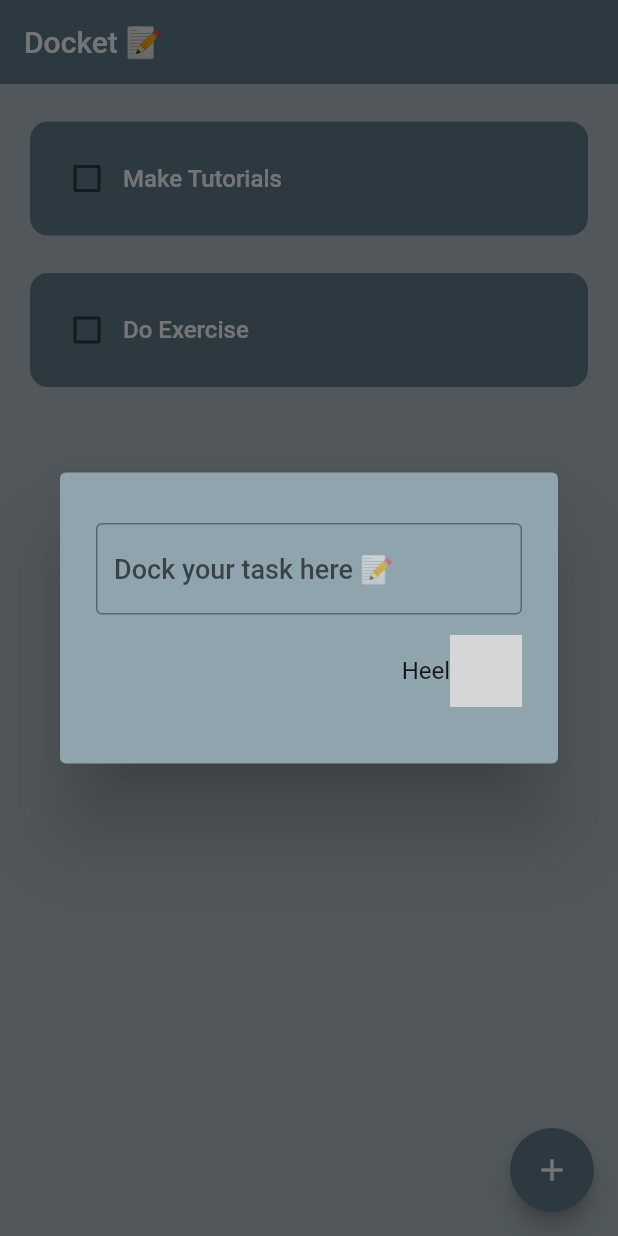
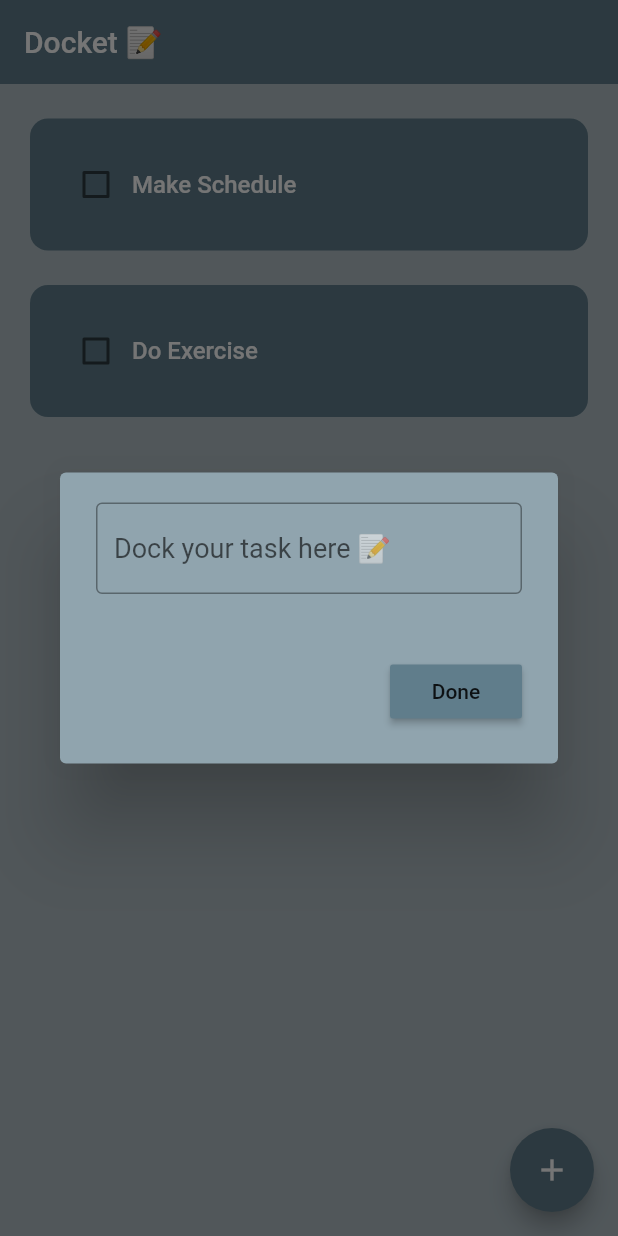
Before and after one commit to priyanshuv-raw/todolist, a Flutter app: the screen it shows after launch, after a tap on the "add" icon, on a phone screen of 412 x 824 dp. Run offline on Flutter 3.47's test engine with Material 2 defaults, Android fonts, the phone set to English and light mode, and no system bars; drawn by our look-alikes of flutter_slidable; our stand-ins replace hive, hive_flutter; accounts and stored records are empty; grey boxes are pictures that could not be loaded.

Commit message:
Version 1 Released

```diff
--- /dev/null
+++ b/lib/data/database.dart
@@ -0,0 +1,23 @@
+import 'package:hive_flutter/hive_flutter.dart';
+
+class ToDoDataBase {
+  List toDoList = [];
+
+  //reference our box
+  final _myBox = Hive.box('mybox');
+
+  void createInitialData() {
+    toDoList = [
+      ["Make Schedule", false],
+      ["Do Exercise", false]
+    ];
+  }
+
+  void loadData() {
+    toDoList = _myBox.get("TODOLIST");
+  }
+
+  void updateDataBase() {
+    _myBox.put("TODOLIST", toDoList);
+  }
+}
--- a/lib/main.dart
+++ b/lib/main.dart
@@ -1,7 +1,14 @@
 import 'package:flutter/material.dart';
+import 'package:hive_flutter/adapters.dart';
+import 'package:hive_flutter/hive_flutter.dart';
 import 'screen/home_page.dart';
 
-void main() {
+void main() async {
+  //int the hive
+  await Hive.initFlutter();
+  // ignore: unused_local_variable
+  var box = await Hive.openBox('myBox');
+
   runApp(const MyApp());
 }
 
--- a/lib/screen/home_page.dart
+++ b/lib/screen/home_page.dart
@@ -1,4 +1,6 @@
 import 'package:flutter/material.dart';
+import 'package:hive/hive.dart';
+import 'package:todolist/data/database.dart';
 import 'package:todolist/util/dialog_box.dart';
 
 import '../util/todo_tile.dart';
@@ -11,33 +13,55 @@ class HomePage extends StatefulWidget {
 }
 
 class _HomePageState extends State<HomePage> {
+  final _myBox = Hive.box('mybox');
+  ToDoDataBase db = ToDoDataBase();
+
+  @override
+  void initState() {
+    if (_myBox.get("TODOLIST") == null) {
+      db.createInitialData();
+    } else {
+      db.loadData();
+    }
+
+    super.initState();
+  }
 
   final _controller = TextEditingController();
-
-  List toDoList = [
-    ["Make Tutorials", false],
-    ["Do Exercise", false],
-  ];
-
-  void saveNewTask(){
+  void saveNewTask() {
     setState(() {
-      toDoList.add([_controller.text,false])
+      db.toDoList.add([_controller.text, false]);
+      _controller.clear();
     });
+    Navigator.of(context).pop();
+    db.updateDataBase();
   }
 
   void checkBoxChanged(bool? value, int index) {
     setState(() {
-      toDoList[index][1] = !toDoList[index][1];
+      db.toDoList[index][1] = !db.toDoList[index][1];
     });
+    db.updateDataBase();
   }
 
   void createNewTask() {
+
     showDialog(
         context: context,
         builder: (context) {
-          return DialogBox(controller: _controller, onSave: saveNewTask,);
-        }
-      );
+          return DialogBox(
+            controller: _controller,
+            onSave: saveNewTask,
+          );
+        });
+    db.updateDataBase();
+  }
+
+  void deleteTask(int index) {
+    setState(() {
+      db.toDoList.removeAt(index);
+    });
+    db.updateDataBase();
   }
 
   @override
@@ -53,12 +77,13 @@ class _HomePageState extends State<HomePage> {
           child: const Icon(Icons.add),
         ),
         body: ListView.builder(
-          itemCount: toDoList.length,
+          itemCount: db.toDoList.length,
           itemBuilder: (context, index) {
             return ToDoTile(
-              taskName: toDoList[index][0],
-              taskCompleted: toDoList[index][1],
+              taskName: db.toDoList[index][0],
+              taskCompleted: db.toDoList[index][1],
               onChanged: (value) => checkBoxChanged(value, index),
+              deleteFunction: (context) => deleteTask(index),
             );
           },
         ));
--- a/lib/util/dialog_box.dart
+++ b/lib/util/dialog_box.dart
@@ -1,36 +1,44 @@
+// ignore_for_file: must_be_immutable, prefer_typing_uninitialized_variables
+
 import 'package:flutter/material.dart';
 import 'package:todolist/util/my_button.dart';
 
 class DialogBox extends StatelessWidget {
-  final controller;
+  final controller ;
+
   VoidCallback onSave;
 
-
-DialogBox({super.key, required this.controller,required this.onSave});
+  DialogBox({super.key, required this.controller, required this.onSave});
 
   @override
   Widget build(BuildContext context) {
     return AlertDialog(
       backgroundColor: Colors.blueGrey[300],
-      content: const SizedBox(
+      content: SizedBox(
         height: 150,
         width: 350,
-        child:
-            Column(mainAxisAlignment: MainAxisAlignment.spaceEvenly, children: [
-          TextField(
+        child: Column(
+            mainAxisAlignment: MainAxisAlignment.spaceBetween,
+            children: [
+              Expanded(
+                child: TextField(
                     controller: controller,
-            style: (TextStyle(
-                color: Colors.white,
+                    style: const TextStyle(
                       fontSize: 18,
-                fontWeight: FontWeight.w500)),
-            decoration: InputDecoration(
+                      color: Color.fromARGB(255, 42, 42, 42),
+                    ),
+                    decoration: const InputDecoration(
                       border: OutlineInputBorder(),
-                hintText: "Dock your task here 📝"),
+                      hintText: "Dock your task here 📝",
                     ),
+                    maxLength: null,
+                    maxLines: null,
+                    ),
+              )
+                  ,
               Row(
                 mainAxisAlignment: MainAxisAlignment.end,
                 children: [
-              Text("Heel"),
                   MyButton(text: "Done", onPressed: onSave),
                   //   MyButton(text: "Cancel", onPressed: () {}),
                 ],
--- a/lib/util/todo_tile.dart
+++ b/lib/util/todo_tile.dart
@@ -1,29 +1,39 @@
 // ignore_for_file: must_be_immutable
 
 import 'package:flutter/material.dart';
+import 'package:flutter_slidable/flutter_slidable.dart';
 
 class ToDoTile extends StatelessWidget {
   final String taskName;
   final bool taskCompleted;
-  Function(bool?)?onChanged;
-
+  Function(bool?)? onChanged;
+  Function(BuildContext)? deleteFunction;
 
   ToDoTile({
       super.key,
       required this.taskName,
       required this.taskCompleted,
-  required this.onChanged
+      required this.onChanged,
+      required this.deleteFunction,
       });
 
   @override
   Widget build(BuildContext context) {
     return Padding(
-      padding: const EdgeInsets.only(left: 20,right: 20,top: 25),
+      padding: const EdgeInsets.only(left: 20, right: 20, top: 23),
+      child: Slidable(
+        endActionPane: ActionPane(motion: const StretchMotion(), children: [
+          SlidableAction(
+            onPressed: deleteFunction,
+            icon: Icons.delete,
+            backgroundColor: Colors.red.shade300,
+            borderRadius: BorderRadius.circular(12),
+          )
+        ]),
         child: Container(
-        padding: const EdgeInsets.all(14),
-        decoration: BoxDecoration(color:Colors.blueGrey,
-        borderRadius: BorderRadius.circular(12)
-        ),
+          padding: const EdgeInsets.all(20),
+          decoration: BoxDecoration(
+              color: Colors.blueGrey, borderRadius: BorderRadius.circular(12)),
           child: Row(
             children: [
               Checkbox(
@@ -31,19 +41,23 @@ ToDoTile({
                 onChanged: onChanged,
                 activeColor: Color.fromARGB(213, 0, 0, 0),
               ),
-            Text(taskName,
+              Expanded(
+                child: Text(
+                  taskName,
                   style: TextStyle(
                       decoration: taskCompleted
                           ? TextDecoration.lineThrough
                           : TextDecoration.none,
                       fontWeight: FontWeight.w500,
                       color: Colors.white,
-                fontSize: 16
+                      fontSize: 16),
+                      maxLines: null,
                 ),
               ),
             ],
           ),
         ),
+      ),
     );
   }
 }
```
Also changed, not shown: pubspec.yaml (+11 -0 lines), assets/images/logo.png (added), pubspec.lock, 62 other files. Lines whose indentation alone changed are shown as unchanged.
